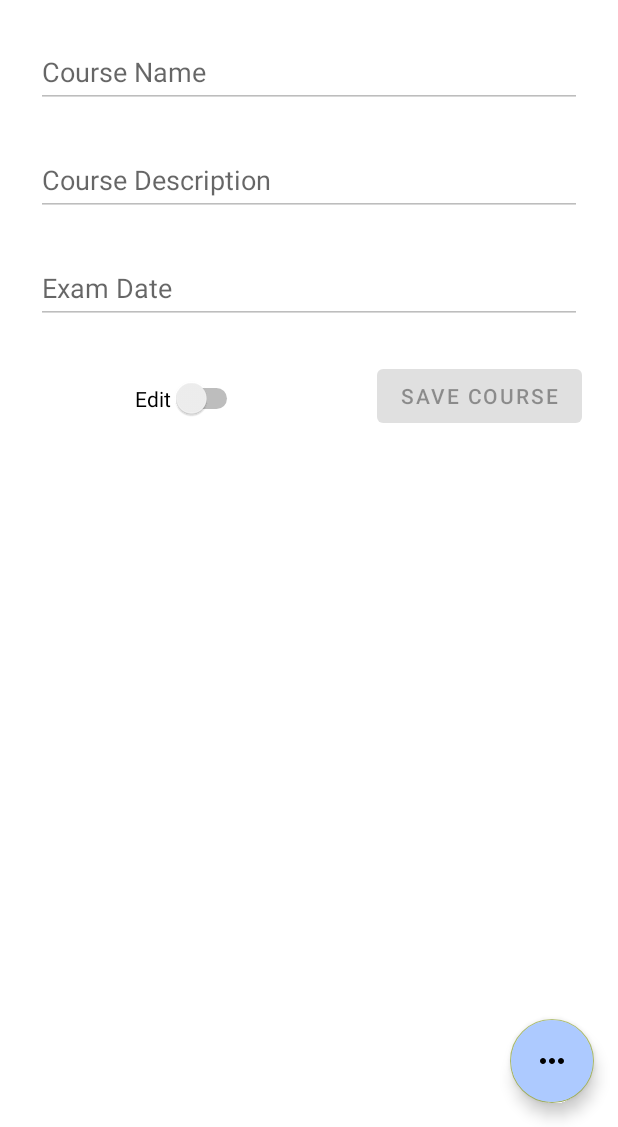
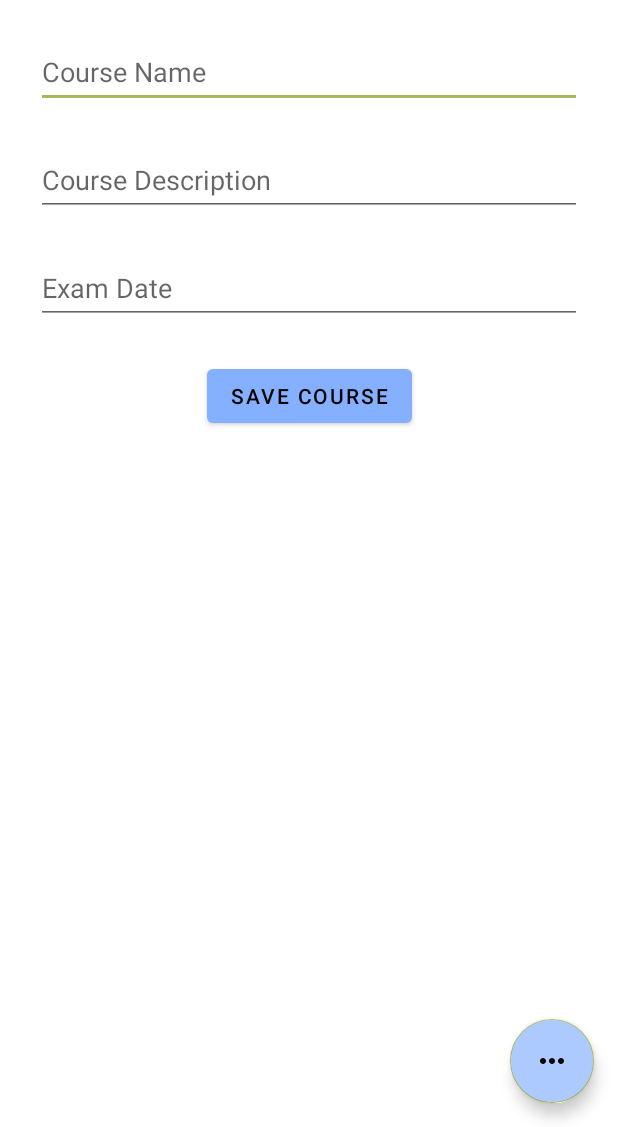
Before and after one commit to prodingerd/software-technology, an Android app: the CourseOverviewActivity screen opened directly, with no data from a screen before it, on a phone screen of 412 x 824 dp, the part 109-1236 px from its top. Run offline under Robolectric (Android 15) with nearby library versions, the phone set to English and light mode, and no system bars; our stand-ins replace Dagger/Hilt's generated code; 8 statements that could not run were skipped.

Commit message:
Remove Edit switch

```diff
--- a/app/src/main/res/layout/activity_course_overview.xml
+++ b/app/src/main/res/layout/activity_course_overview.xml
@@ -43,7 +43,7 @@
         android:layout_marginEnd="24dp"
         android:autofillHints="0"
         android:ems="10"
-        android:enabled="false"
+        android:enabled="true"
         android:hint="@string/course_name"
         android:inputType="text"
         android:minHeight="48dp"
@@ -61,7 +61,7 @@
         android:layout_marginEnd="24dp"
         android:autofillHints="password"
         android:ems="10"
-        android:enabled="false"
+        android:enabled="true"
         android:hint="@string/course_description"
         android:inputType="text"
         android:maxWidth="488dp"
@@ -79,7 +79,7 @@
         android:layout_marginEnd="24dp"
         android:autofillHints="password"
         android:ems="10"
-        android:enabled="false"
+        android:enabled="true"
         android:focusable="false"
         android:hint="@string/exam_date"
         android:inputType="date"
@@ -94,23 +94,11 @@
         android:layout_width="wrap_content"
         android:layout_height="wrap_content"
         android:layout_marginTop="24dp"
-        android:layout_marginEnd="24dp"
-        android:enabled="false"
+        android:enabled="true"
         android:text="@string/save_course"
         app:layout_constraintEnd_toEndOf="parent"
+        app:layout_constraintStart_toStartOf="parent"
         app:layout_constraintTop_toBottomOf="@+id/editTextExamDate" />
-
-    <Switch
-        android:id="@+id/switchToggleEditCourseDetails"
-        android:layout_width="wrap_content"
-        android:layout_height="wrap_content"
-        android:layout_marginTop="36dp"
-        android:checked="false"
-        android:text="@string/edit_course"
-        app:layout_constraintEnd_toStartOf="@+id/buttonSaveCourse"
-        app:layout_constraintStart_toStartOf="parent"
-        app:layout_constraintTop_toBottomOf="@+id/editTextExamDate"
-        tools:ignore="UseSwitchCompatOrMaterialXml" />
 
     <androidx.recyclerview.widget.RecyclerView
         android:id="@+id/recyclerViewCard"
```
Also changed, not shown: app/src/main/java/com/tugraz/studybuddy/presentation/activity/CourseOverviewActivity.java (+0 -19 lines).
